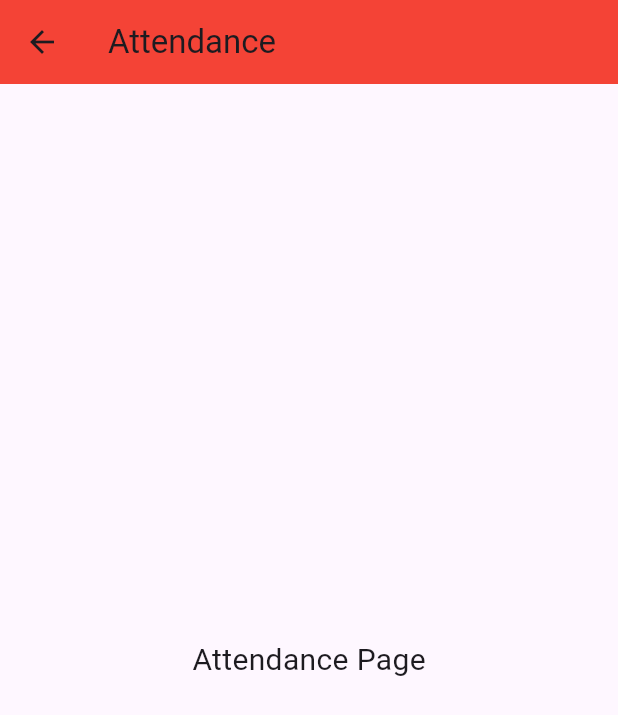
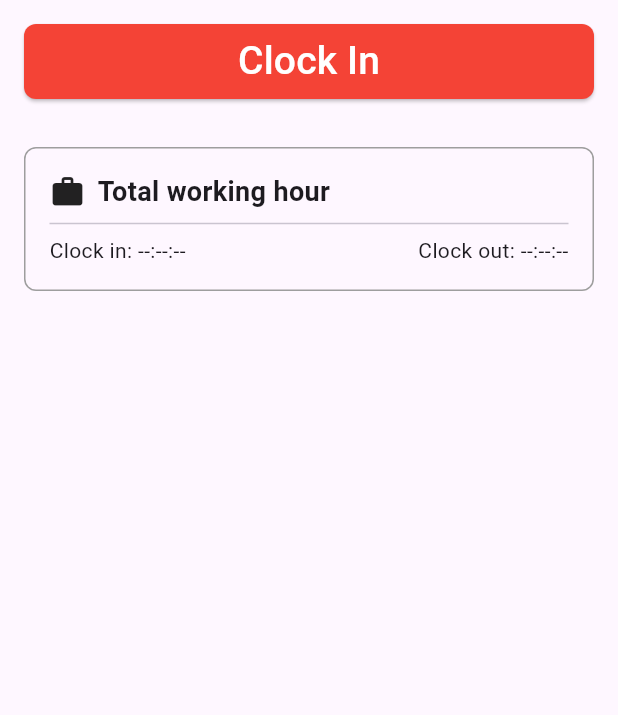
Before and after one commit to anca234/flutter-HRIS, a Flutter app: the AttendancePage screen opened directly, on a phone screen of 412 x 824 dp. Shown: the top 715 px of the screen. Run offline on Flutter 3.47's test engine with Material 3 defaults, Android fonts, the phone set to English and light mode, and no system bars.

Commit message:
attendance page

```diff
--- a/lib/screens/attendance_page.dart
+++ b/lib/screens/attendance_page.dart
@@ -1,19 +1,114 @@
 import 'package:flutter/material.dart';
 
-class AttendancePage extends StatelessWidget {
+class AttendancePage extends StatefulWidget {
   const AttendancePage({super.key});
+
+  @override
+  State<AttendancePage> createState() => AttendancePageState();
+}
+
+class AttendancePageState extends State<AttendancePage> {
+  DateTime? clockInTime;
+  DateTime? clockOutTime;
+  String totalWorkingTime = "--:--:-- hours";
+
+  bool isClockedIn = false;
+
+  void handleClockInOut() {
+    setState(() {
+      if (!isClockedIn) {
+        clockInTime = DateTime.now();
+        isClockedIn = true;
+      } else {
+        clockOutTime = DateTime.now();
+        isClockedIn = false;
+
+        if (clockInTime != null && clockOutTime != null) {
+          final difference = clockOutTime!.difference(clockInTime!);
+          final hours = difference.inHours;
+          final minutes = difference.inMinutes.remainder(60);
+          final seconds = difference.inSeconds.remainder(60);
+          totalWorkingTime =
+              "${hours.toString().padLeft(2, '0')}:${minutes.toString().padLeft(2, '0')}:${seconds.toString().padLeft(2, '0')} hours";
+        }
+      }
+    });
+  }
 
   @override
   Widget build(BuildContext context) {
     return Scaffold(
       appBar: AppBar(
-        title: const Text('Attendance'),
-        backgroundColor: Colors.red,
+        backgroundColor: Colors.grey[200],
+        elevation: 0,
+        toolbarHeight: 0,
       ),
-      body: const Center(
-        child: Text(
-          'Attendance Page',
-          style: TextStyle(fontSize: 20),
+      body: SingleChildScrollView(
+        child: Column(
+          crossAxisAlignment: CrossAxisAlignment.start,
+          children: [
+            // Clock In Section
+            Padding(
+              padding: const EdgeInsets.all(16.0),
+              child: ElevatedButton(
+                style: ElevatedButton.styleFrom(
+                  backgroundColor: isClockedIn ? Colors.black : Colors.red,
+                  minimumSize: const Size(double.infinity, 50),
+                  shape: RoundedRectangleBorder(
+                    borderRadius: BorderRadius.circular(8),
+                  ),
+                ),
+                onPressed: handleClockInOut,
+                child: Text(
+                  isClockedIn ? "Clock Out" : "Clock In",
+                  style: const TextStyle(
+                    color: Colors.white,
+                    fontSize: 26,
+                  ),
+                ),
+              ),
+            ),
+
+            // Total Working Hour Section
+            Padding(
+              padding: const EdgeInsets.all(16.0),
+              child: Container(
+                decoration: BoxDecoration(
+                  border: Border.all(color: Colors.grey),
+                  borderRadius: BorderRadius.circular(8),
+                ),
+                padding: const EdgeInsets.all(16.0),
+                child: Column(
+                  crossAxisAlignment: CrossAxisAlignment.start,
+                  children: [
+                    Row(
+                      children: const [
+                        Icon(Icons.work, size: 24),
+                        SizedBox(width: 8),
+                        Text(
+                          "Total working hour",
+                          style: TextStyle(
+                              fontSize: 18, fontWeight: FontWeight.bold),
+                        ),
+                      ],
+                    ),
+                    const Divider(),
+                    Row(
+                      mainAxisAlignment: MainAxisAlignment.spaceBetween,
+                      children: [
+                        Text(
+                          "Clock in: ${clockInTime != null ? clockInTime!.toLocal().toString().split(' ')[1].split('.')[0] : '--:--:--'}",
+                        ),
+                        Text(
+                          "Clock out: ${clockOutTime != null ? clockOutTime!.toLocal().toString().split(' ')[1].split('.')[0] : '--:--:--'}",
+                        ),
+                      ],
+                    ),
+                  ],
+                ),
+              ),
+            ),
+          ],
         ),
       ),
     );
--- a/lib/screens/home_page.dart
+++ b/lib/screens/home_page.dart
@@ -183,6 +183,18 @@ class _HomePageState extends State<HomePage> {
   }
 }
 
+class AttendanceRecord {
+  final DateTime clockIn;
+  final DateTime clockOut;
+  final Duration workingDuration;
+
+  AttendanceRecord({
+    required this.clockIn,
+    required this.clockOut,
+    required this.workingDuration,
+  });
+}
+
 class NextActivityWidget extends StatefulWidget {
   const NextActivityWidget({Key? key}) : super(key: key);
 
```
